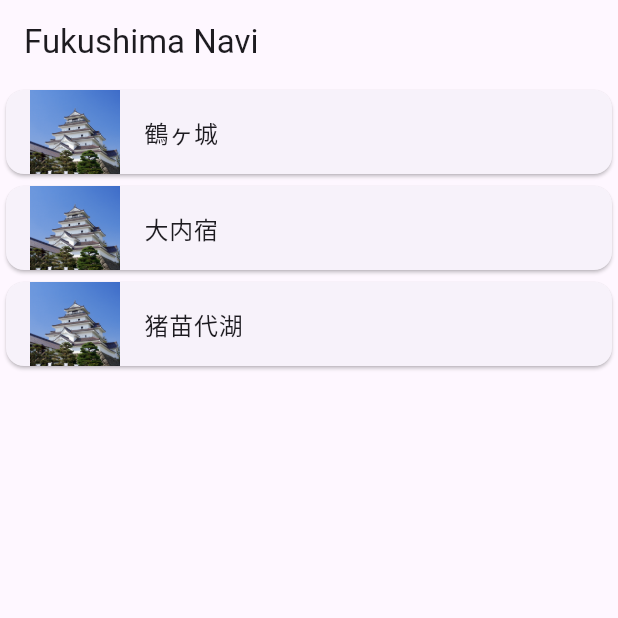
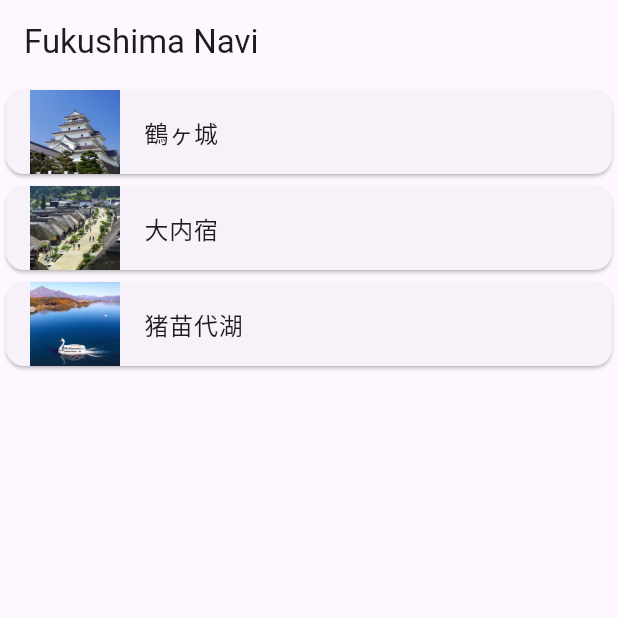
Before and after one commit to yamazakisouhei/yamazaki-fultter, a Flutter app: the screen it shows after launch, on a phone screen of 412 x 824 dp, the top half of it. Run offline on Flutter 3.47's test engine with Material 3 defaults, Android fonts, the phone set to English and light mode, and no system bars.

Commit message:
観光地ごとの画像を追加

```diff
--- a/lib/home_page.dart
+++ b/lib/home_page.dart
@@ -5,12 +5,20 @@ class HomePage extends StatelessWidget {
   HomePage({super.key});
 
   // 観光地リスト
-  final List<String> touristSpots = [
-    '鶴ヶ城',
-    '大内宿',
-    '猪苗代湖',
-  ];
-
+  final List<Map<String, String>> touristSpots = [
+  {
+    'name': '鶴ヶ城',
+    'image': 'assets/images/turugazyou.jpg',
+  },
+  {
+    'name': '大内宿',
+    'image': 'assets/images/ouchijuku.jpg',
+  },
+  {
+    'name': '猪苗代湖',
+    'image': 'assets/images/inawasiroko.jpg',
+  },
+];
   @override
   Widget build(BuildContext context) {
     return Scaffold(
@@ -25,20 +33,20 @@ class HomePage extends StatelessWidget {
           return Card(
             child: ListTile(
               leading: Image.asset(
-                'assets/images/turugazyou.jpg',
+                touristSpots[index]['image']!,
                 width: 60,
                 height: 60,
                 fit: BoxFit.cover,
               ),
 
-              title: Text(touristSpots[index]),
+              title: Text(touristSpots[index]['name']!),
 
               onTap: () {
                 Navigator.push(
                   context,
                   MaterialPageRoute(
                     builder: (context) => DetailPage(
-                      spotName: touristSpots[index],
+                     spotName: touristSpots[index]['name']!,
                     ),
                   ),
                 );
```
Also changed, not shown: assets/images/inawasiroko.jpg (added), assets/images/ouchijuku.jpg (added).
